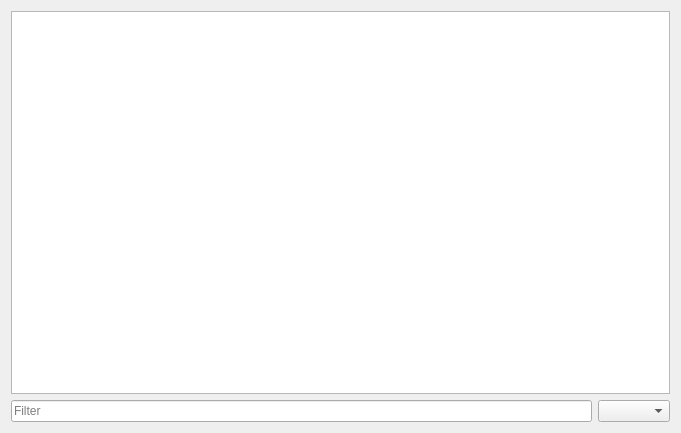
The window that src/dialogs/TypesVariablesDialog.ui (rizinorg/cutter) describes before a commit, drawn with Qt 5.
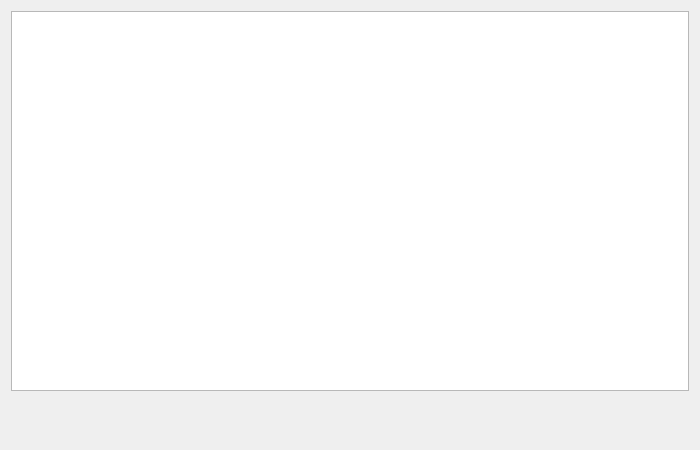
The same window after the commit. Custom widgets are drawn as their Qt base class.

Commit message: Refactor: use ComboQuickFilterView and CutterTreeWidget

What changed in the file:
```diff
--- a/src/dialogs/TypesVariablesDialog.ui
+++ b/src/dialogs/TypesVariablesDialog.ui
@@ -6,8 +6,8 @@
    <rect>
     <x>0</x>
     <y>0</y>
-    <width>681</width>
-    <height>433</height>
+    <width>700</width>
+    <height>450</height>
    </rect>
   </property>
   <property name="windowTitle">
@@ -18,21 +18,24 @@
     <widget class="QTreeView" name="treeView"/>
    </item>
    <item>
-    <layout class="QHBoxLayout" name="horizontalLayout">
-     <item>
-      <widget class="QLineEdit" name="lineEdit">
-       <property name="placeholderText">
-        <string>Filter</string>
-       </property>
-      </widget>
-     </item>
-     <item>
-      <widget class="QComboBox" name="comboBox"/>
-     </item>
-    </layout>
+    <widget class="ComboQuickFilterView" name="quickFilterView" native="true"/>
    </item>
   </layout>
  </widget>
+ <customwidgets>
+  <customwidget>
+   <class>CutterTreeView</class>
+   <extends>QTreeView</extends>
+   <header>widgets/CutterTreeView.h</header>
+   <container>1</container>
+  </customwidget>
+  <customwidget>
+   <class>ComboQuickFilterView</class>
+   <extends>QWidget</extends>
+   <header>widgets/ComboQuickFilterView.h</header>
+   <container>1</container>
+  </customwidget>
+ </customwidgets>
  <resources/>
  <connections/>
 </ui>
```
Left out of the diff: 2 changed lines with no effect on the pictures. The commit also changes 2 other files.
